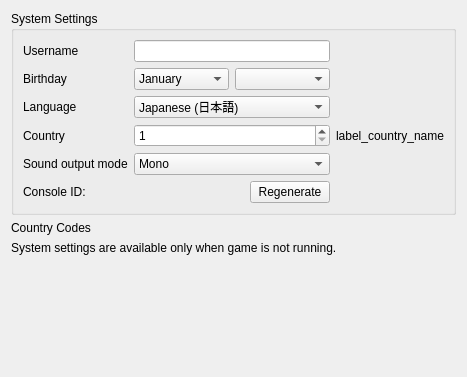
Above: src/citra_qt/configuration/configure_system.ui from grimtnt/citra before the change. Below: the same form after it.
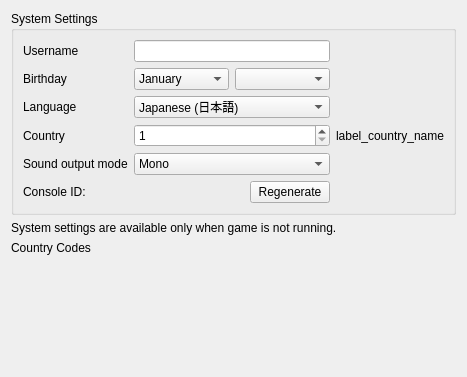
That is the form after the change.

Commit message: moved link to 3dbrew

```diff
--- a/src/citra_qt/configuration/configure_system.ui
+++ b/src/citra_qt/configuration/configure_system.ui
@@ -270,13 +270,6 @@
        </layout>
       </widget>
      </item>
-     <item>
-      <widget class="QLabel" name="link_country_codes">
-       <property name="text">
-        <string>Country Codes</string>
-       </property>
-      </widget>
-     </item>
      <item>
       <widget class="QLabel" name="label_disable_info">
        <property name="text">
@@ -287,6 +280,13 @@
        </property>
       </widget>
      </item>
+     <item>
+      <widget class="QLabel" name="link_country_codes">
+       <property name="text">
+        <string>Country Codes</string>
+       </property>
+      </widget>
+     </item>
      <item>
       <spacer name="verticalSpacer">
        <property name="orientation">
```
